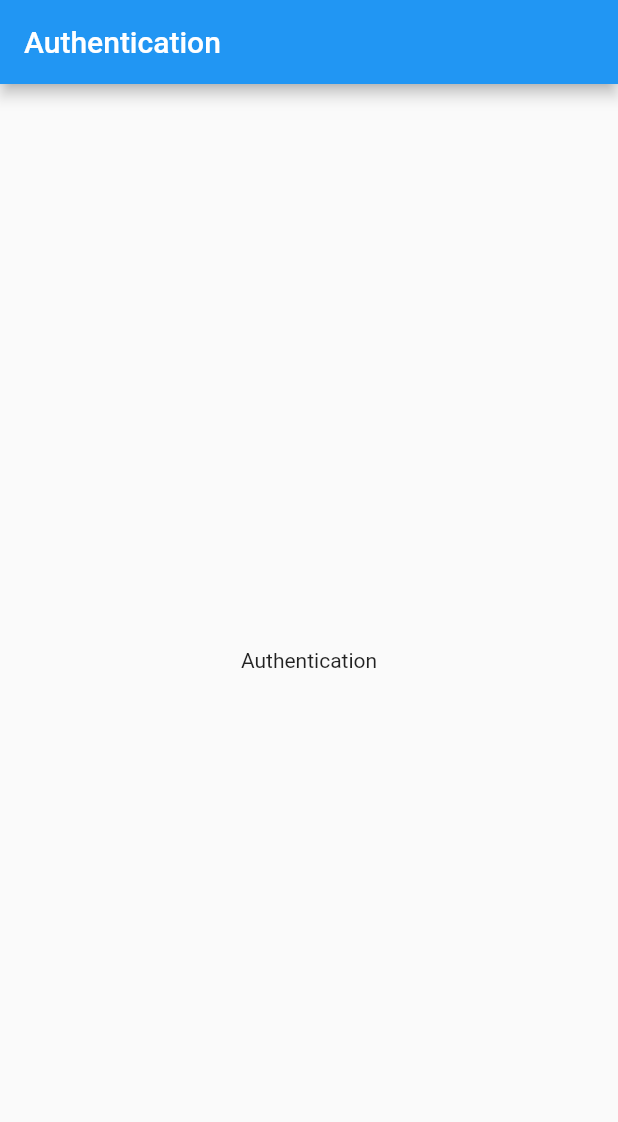
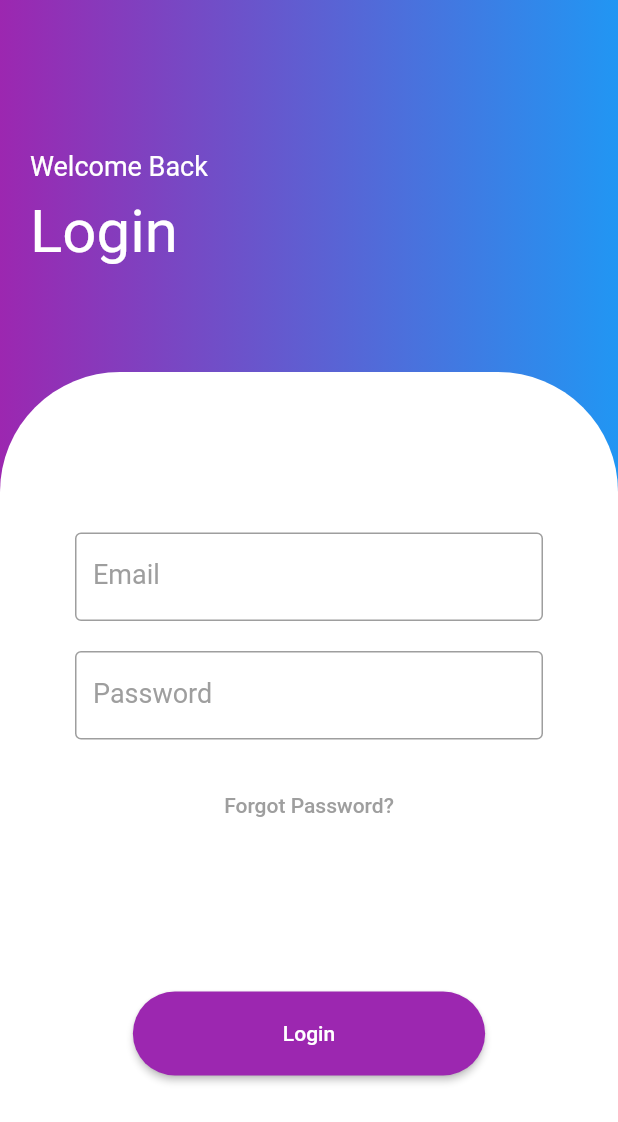
Before and after one commit to JCuadrado101/flutter_templates, a Flutter app: the screen it shows after launch, after a tap on "Authentication", on a phone screen of 412 x 824 dp. Shown: the top 1122 px of the screen. Run offline on Flutter 3.47's test engine with Material 2 defaults, Android fonts, the phone set to English and light mode, and no system bars; our stand-ins replace go_router, lottie.

Commit message:
auth_pages

```diff
--- a/lib/main.dart
+++ b/lib/main.dart
@@ -1,5 +1,5 @@
 import 'package:flutter/material.dart';
-import 'package:flutter_templates/templates/authentication/authentication.dart';
+import 'package:flutter_templates/templates/authentication/pages/authentication.dart';
 import 'package:flutter_templates/templates/templates.dart';
 import 'package:go_router/go_router.dart';
 
--- a/lib/templates/authentication/authentication.dart
+++ /dev/null
@@ -1,17 +0,0 @@
-import 'package:flutter/material.dart';
-
-class Authentication extends StatelessWidget {
-  const Authentication({Key? key}) : super(key: key);
-
-  @override
-  Widget build(BuildContext context) {
-    return Scaffold(
-      appBar: AppBar(
-        title: Text('Authentication'),
-      ),
-      body: Center(
-        child: Text('Authentication'),
-      ),
-    );
-  }
-}
--- /dev/null
+++ b/lib/templates/authentication/controller/auth_field.dart
@@ -0,0 +1,97 @@
+import 'package:flutter/material.dart';
+
+class AuthField extends StatefulWidget {
+  const AuthField({
+    Key? key,
+  }) : super(key: key);
+
+  @override
+  State<AuthField> createState() => _AuthFieldState();
+}
+
+class _AuthFieldState extends State<AuthField> {
+  final _formKey = GlobalKey<FormState>();
+
+  @override
+  Widget build(BuildContext context) {
+    return Form(
+      key: _formKey,
+      child: Column(
+        children: [
+          Padding(
+            padding: const EdgeInsets.symmetric(horizontal: 50),
+            child: TextFormField(
+              decoration: const InputDecoration(
+                border: OutlineInputBorder(),
+                labelText: 'Email',
+                labelStyle: TextStyle(
+                  color: Colors.grey,
+                  fontSize: 18,
+                ),
+              ),
+              validator: (value) {
+                if (value!.isEmpty || !value.contains('@')) {
+                  return 'Please enter a valid email.';
+                }
+                return null;
+              },
+            ),
+          ),
+          const SizedBox(height: 20),
+          Padding(
+            padding: const EdgeInsets.symmetric(horizontal: 50),
+            child: TextFormField(
+              decoration: const InputDecoration(
+                border: OutlineInputBorder(),
+                labelText: 'Password',
+                labelStyle: TextStyle(
+                  color: Colors.grey,
+                  fontSize: 18,
+                ),
+              ),
+              validator: (value) {
+                if (value!.isEmpty) {
+                  return 'Please enter a password.';
+                }
+                return null;
+              },
+            ),
+          ),
+          const SizedBox(height: 20),
+          const TextButton(
+            onPressed: null,
+            child: Text('Forgot Password?',
+              style: TextStyle(
+                  color: Colors.grey
+              ),
+            ),
+          ),
+          const SizedBox(height: 100),
+          ElevatedButton(
+            style: ElevatedButton.styleFrom(
+              primary: Colors.purple,
+              padding: const EdgeInsets.symmetric(
+                  vertical: 20,
+                  horizontal: 100
+              ),
+              shape: RoundedRectangleBorder(
+                borderRadius: BorderRadius.circular(50),
+              ),
+            ),
+            onPressed: () {
+              if (_formKey.currentState!.validate()) {
+                print('success');
+              }
+            },
+            child: const Text(
+              'Login',
+              style: TextStyle(
+                color: Colors.white,
+              ),
+            ),
+          ),
+        ],
+      ),
+    );
+  }
+}
--- /dev/null
+++ b/lib/templates/authentication/pages/authentication.dart
@@ -0,0 +1,63 @@
+import 'package:flutter/material.dart';
+import '../controller/auth_field.dart';
+
+class Authentication extends StatelessWidget {
+  const Authentication({Key? key}) : super(key: key);
+
+  @override
+  Widget build(BuildContext context) {
+    return Scaffold(
+      body: Container(
+        width: double.infinity,
+        decoration: const BoxDecoration(
+          gradient: LinearGradient(
+            begin: Alignment.centerLeft,
+            end: Alignment.centerRight,
+            colors: [
+              Colors.purple,
+              Colors.blue,
+            ],
+          ),
+        ),
+        child: Column(
+          crossAxisAlignment: CrossAxisAlignment.start,
+          children: [
+            const SizedBox(height: 80),
+            Padding(
+              padding: const EdgeInsets.all(20),
+              child: Column(
+                crossAxisAlignment: CrossAxisAlignment.start,
+                children: const [
+                  Text('Welcome Back', style: TextStyle(color: Colors.white, fontSize: 18),),
+                  SizedBox(height: 10),
+                  Text('Login', style: TextStyle(color: Colors.white, fontSize: 40),),
+                ],
+              ),
+            ),
+            Expanded(
+              child: Padding(
+                padding: const EdgeInsets.only(top: 50),
+                child: Container(
+                  width: double.infinity,
+                  decoration: const BoxDecoration(
+                    color: Colors.white,
+                    borderRadius: BorderRadius.only(
+                      topLeft: Radius.circular(80),
+                      topRight: Radius.circular(80)
+                    ),
+                  ),
+                  child: Column(
+                    mainAxisAlignment: MainAxisAlignment.spaceEvenly,
+                    children: const [
+                      AuthField(),
+                    ],
+                  ),
+                ),
+              ),
+            ),
+          ],
+        ),
+      ),
+    );
+  }
+}
--- /dev/null
+++ b/lib/templates/authentication/pages/sign_up.dart
@@ -0,0 +1,10 @@
+import 'package:flutter/material.dart';
+
+class SignUp extends StatelessWidget {
+  const SignUp({Key? key}) : super(key: key);
+
+  @override
+  Widget build(BuildContext context) {
+    return Container();
+  }
+}
--- a/lib/templates/templates.dart
+++ b/lib/templates/templates.dart
@@ -9,7 +9,7 @@ class Templates extends StatelessWidget {
   Widget build(BuildContext context) {
     return Scaffold(
       appBar: AppBar(
-        title: Text('Templates'),
+        title: const Text('Templates'),
       ),
       body: GridView.count(
         primary: false,
@@ -19,7 +19,7 @@ class Templates extends StatelessWidget {
         crossAxisCount: 2,
         children: <Widget>[
           GestureDetector(
-            onTap: () => context.goNamed('authentication'),
+            onTap: () => context.push('/authentication'),
             child: Container(
               padding: const EdgeInsets.all(8),
               child: Column(
@@ -31,31 +31,6 @@ class Templates extends StatelessWidget {
               color: Colors.teal[100],
             ),
           ),
-          Container(
-            padding: const EdgeInsets.all(8),
-            child: const Text('Heed not the rabble'),
-            color: Colors.teal[200],
-          ),
-          Container(
-            padding: const EdgeInsets.all(8),
-            child: const Text('Sound of screams but the'),
-            color: Colors.teal[300],
-          ),
-          Container(
-            padding: const EdgeInsets.all(8),
-            child: const Text('Who scream'),
-            color: Colors.teal[400],
-          ),
-          Container(
-            padding: const EdgeInsets.all(8),
-            child: const Text('Revolution is coming...'),
-            color: Colors.teal[500],
-          ),
-          Container(
-            padding: const EdgeInsets.all(8),
-            child: const Text('Revolution, they...'),
-            color: Colors.teal[600],
-          ),
         ],
       ),
     );
```
